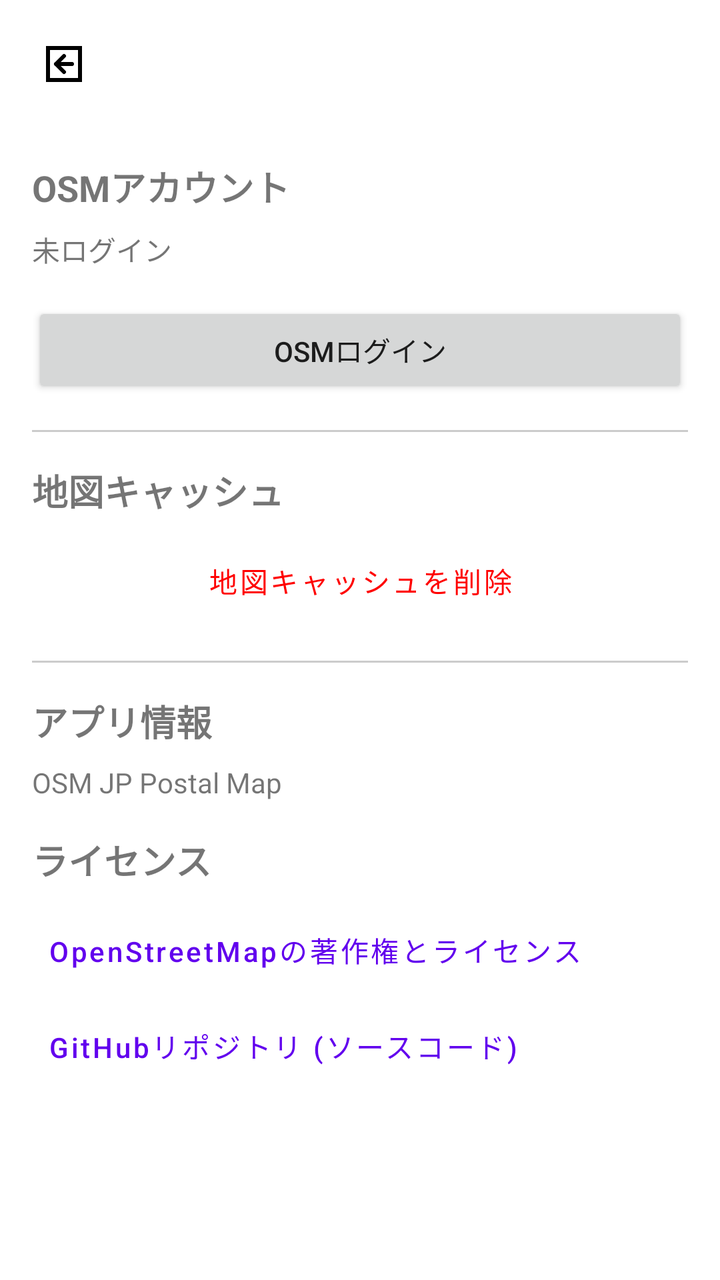
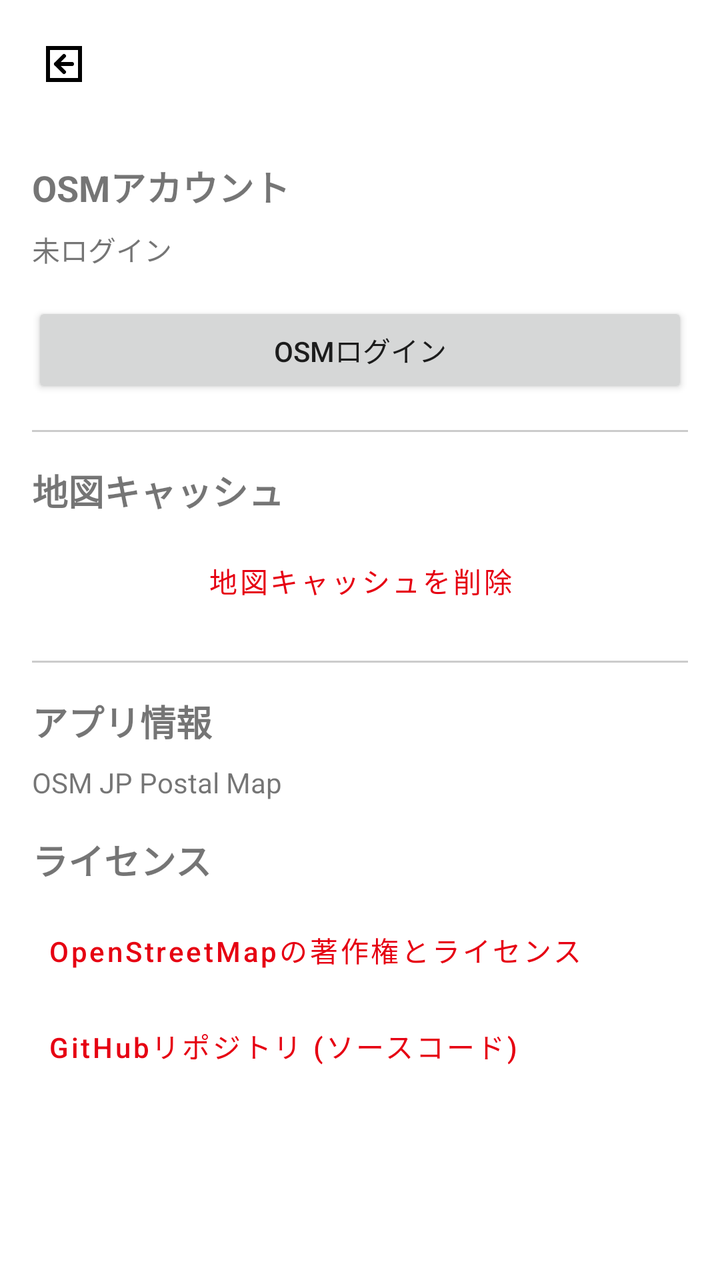

Compare the two renders of this Android layout. The source of the first and the diff that turns it into the second are given below.
<!-- AndroidManifest.xml: application theme Theme.OsmJPPostalMap -->
<!-- res/layout/activity_settings.xml -->
<?xml version="1.0" encoding="utf-8"?>
<RelativeLayout xmlns:android="http://schemas.android.com/apk/res/android"
    android:layout_width="match_parent"
    android:layout_height="match_parent">

    <androidx.appcompat.widget.AppCompatImageButton
        android:id="@+id/btn_back"
        android:layout_width="48dp"
        android:layout_height="48dp"
        android:layout_margin="8dp"
        android:background="?attr/selectableItemBackgroundBorderless"
        android:src="@drawable/ic_back_postbox"
        android:contentDescription="戻る" />

    <LinearLayout
        android:layout_width="match_parent"
        android:layout_height="match_parent"
        android:layout_below="@id/btn_back"
        android:orientation="vertical"
        android:padding="16dp">

    <TextView
        android:layout_width="wrap_content"
        android:layout_height="wrap_content"
        android:text="OSMアカウント"
        android:textSize="18sp"
        android:textStyle="bold"
        android:layout_marginBottom="8dp" />

    <TextView
        android:id="@+id/login_status"
        android:layout_width="wrap_content"
        android:layout_height="wrap_content"
        android:text="未ログイン"
        android:layout_marginBottom="16dp" />

    <Button
        android:id="@+id/btn_login"
        android:layout_width="match_parent"
        android:layout_height="wrap_content"
        android:text="OSMログイン" />

    <Button
        android:id="@+id/btn_user_page"
        android:layout_width="match_parent"
        android:layout_height="wrap_content"
        android:text="ユーザーページを開く"
        android:visibility="gone" />

    <Button
        android:id="@+id/btn_logout"
        android:layout_width="match_parent"
        android:layout_height="wrap_content"
        android:text="ログアウト"
        android:visibility="gone" />

    <View
        android:layout_width="match_parent"
        android:layout_height="1dp"
        android:background="#CCCCCC"
        android:layout_marginVertical="16dp" />
    
    <TextView
        android:layout_width="wrap_content"
        android:layout_height="wrap_content"
        android:text="@string/settings_map_cache_title"
        android:textSize="18sp"
        android:textStyle="bold"
        android:layout_marginBottom="8dp" />

    <Button
        android:id="@+id/btn_delete_cache"
        android:layout_width="match_parent"
        android:layout_height="wrap_content"
        android:text="@string/settings_delete_map_cache"
        style="@style/Widget.MaterialComponents.Button.OutlinedButton"
        android:textColor="#FF0000" />

    <View
        android:layout_width="match_parent"
        android:layout_height="1dp"
        android:background="#CCCCCC"
        android:layout_marginVertical="16dp" />

    <TextView
        android:layout_width="wrap_content"
        android:layout_height="wrap_content"
        android:text="アプリ情報"
        android:textSize="18sp"
        android:textStyle="bold"
        android:layout_marginBottom="8dp" />

    <TextView
        android:id="@+id/app_version_info"
        android:layout_width="wrap_content"
        android:layout_height="wrap_content"
        android:text="OSM JP Postal Map"
        android:layout_marginBottom="16dp" />

    <TextView
        android:layout_width="wrap_content"
        android:layout_height="wrap_content"
        android:text="@string/settings_license_title"
        android:textSize="18sp"
        android:textStyle="bold"
        android:layout_marginBottom="8dp" />

    <Button
        android:id="@+id/btn_osm_copyright"
        style="@style/Widget.MaterialComponents.Button.TextButton"
        android:layout_width="match_parent"
        android:layout_height="wrap_content"
        android:text="@string/settings_osm_copyright_link"
        android:textAllCaps="false"
        android:gravity="start|center_vertical" />

    <Button
        android:id="@+id/btn_github_repo"
        style="@style/Widget.MaterialComponents.Button.TextButton"
        android:layout_width="match_parent"
        android:layout_height="wrap_content"
        android:text="@string/settings_github_link"
        android:textAllCaps="false"
        android:gravity="start|center_vertical" />

    </LinearLayout>
</RelativeLayout>
<!-- resources referenced by this layout -->
<resources>
  <!-- drawable ic_back_postbox (drawable) -->
  <vector xmlns:android="http://schemas.android.com/apk/res/android"
      android:width="24dp"
      android:height="24dp"
      android:viewportWidth="24"
      android:viewportHeight="24">
      
      <path
          android:strokeColor="#000000"
          android:strokeWidth="2"
          android:pathData="M4,4 h16 v16 h-16 z" />
      
      <path
          android:fillColor="#000000"
          android:pathData="M16,12 H8 M8,12 l4,-4 M8,12 l4,4"
          android:strokeColor="#000000"
          android:strokeWidth="2"
          android:strokeLineCap="round"
          android:strokeLineJoin="round" />
  </vector>
  <string name="settings_delete_map_cache">地図キャッシュを削除</string>
  <string name="settings_github_link">GitHubリポジトリ (ソースコード)</string>
  <string name="settings_license_title">ライセンス</string>
  <string name="settings_map_cache_title">地図キャッシュ</string>
  <string name="settings_osm_copyright_link">OpenStreetMapの著作権とライセンス</string>
  <style name="Theme.OsmJPPostalMap" parent="Theme.MaterialComponents.DayNight.NoActionBar">
          
          <item name="colorPrimary">@color/purple_500</item>
          <item name="colorPrimaryVariant">@color/purple_700</item>
          <item name="colorOnPrimary">@color/white</item>
          
          <item name="colorSecondary">@color/teal_200</item>
          <item name="colorSecondaryVariant">@color/teal_700</item>
          <item name="colorOnSecondary">@color/black</item>
          
          <item name="android:statusBarColor">?attr/colorPrimaryVariant</item>
          
      </style>
  <color name="purple_500">#FF6200EE</color>
  <color name="purple_700">#FF3700B3</color>
  <color name="white">#FFFFFFFF</color>
  <color name="teal_200">#FF03DAC5</color>
  <color name="teal_700">#FF018786</color>
  <color name="black">#FF000000</color>
</resources>

<!-- the commit's change to res/layout/activity_settings.xml (unified diff, before → after) -->
@@ -74,7 +74,7 @@
         android:layout_height="wrap_content"
         android:text="@string/settings_delete_map_cache"
         style="@style/Widget.MaterialComponents.Button.OutlinedButton"
-        android:textColor="#FF0000" />
+        android:textColor="@color/jp_post_red" />
 
     <View
         android:layout_width="match_parent"
<!-- resource entries referenced after the edit -->
@@ -1,5 +1,6 @@
 <!-- resources referenced by this layout -->
 <resources>
+  <color name="jp_post_red">#E60012</color>
   <!-- drawable ic_back_postbox (drawable) -->
   <vector xmlns:android="http://schemas.android.com/apk/res/android"
       android:width="24dp"
@@ -27,8 +28,8 @@
   <string name="settings_osm_copyright_link">OpenStreetMapの著作権とライセンス</string>
   <style name="Theme.OsmJPPostalMap" parent="Theme.MaterialComponents.DayNight.NoActionBar">
           
-          <item name="colorPrimary">@color/purple_500</item>
-          <item name="colorPrimaryVariant">@color/purple_700</item>
+          <item name="colorPrimary">@color/jp_post_red</item>
+          <item name="colorPrimaryVariant">@color/jp_post_red</item>
           <item name="colorOnPrimary">@color/white</item>
           
           <item name="colorSecondary">@color/teal_200</item>
@@ -36,10 +37,9 @@
           <item name="colorOnSecondary">@color/black</item>
           
           <item name="android:statusBarColor">?attr/colorPrimaryVariant</item>
+          <item name="android:windowLightStatusBar" tools:targetApi="m">false</item>
           
       </style>
-  <color name="purple_500">#FF6200EE</color>
-  <color name="purple_700">#FF3700B3</color>
   <color name="white">#FFFFFFFF</color>
   <color name="teal_200">#FF03DAC5</color>
   <color name="teal_700">#FF018786</color>
